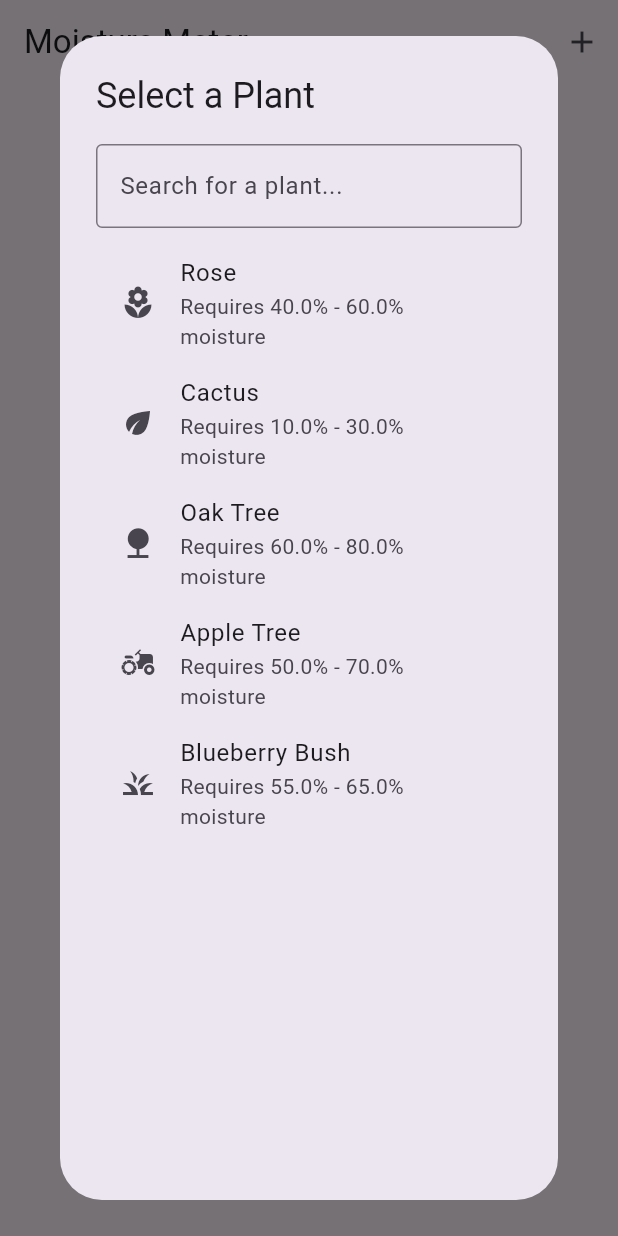
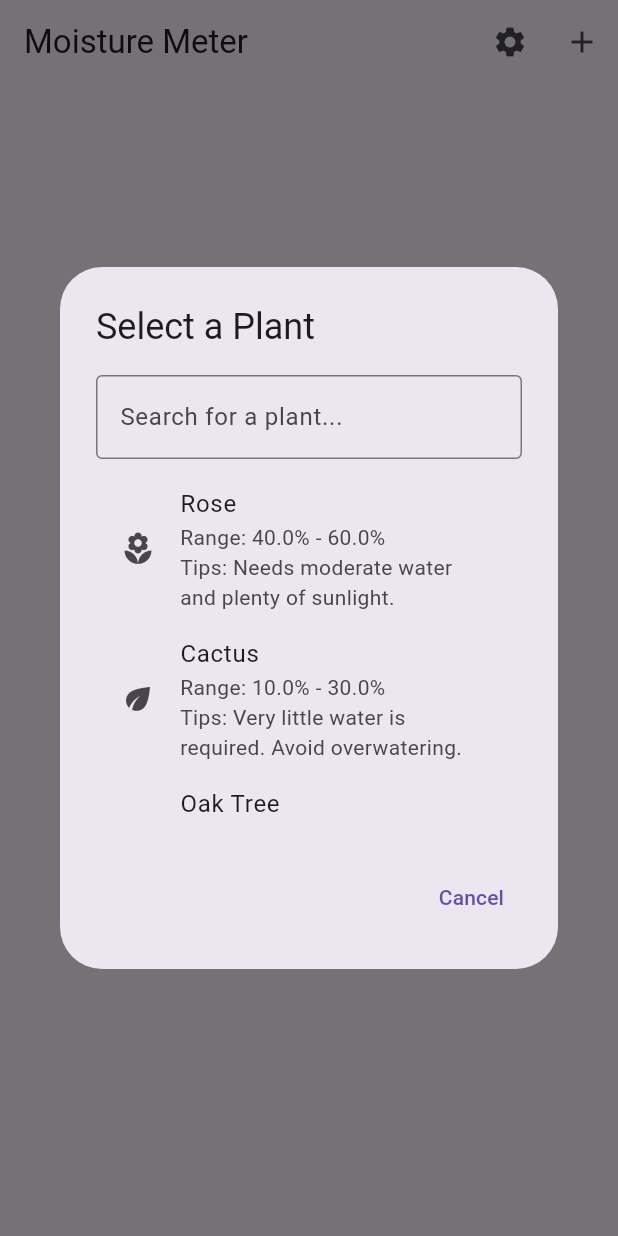
Before and after one commit to Sthiam915/nsbe-hack, a Flutter app: the screen it shows after launch, after a tap on the "add" icon, on a phone screen of 412 x 824 dp. Run offline on Flutter 3.47's test engine with Material 3 defaults, Android fonts, the phone set to English and light mode, and no system bars.

Commit message:
ajay branch

```diff
--- a/app/lib/main.dart
+++ b/app/lib/main.dart
@@ -13,36 +13,113 @@ class MoistureMeterApp extends StatelessWidget {
   @override
   Widget build(BuildContext context) {
     return MaterialApp(
+      title: 'Moisture Meter',
       debugShowCheckedModeBanner: false,
-      home: MoistureMeterScreen(),
+      home: const MoistureMeterScreen(),
+      routes: {
+        '/settings': (context) => const SettingsScreen(),
+      },
     );
   }
 }
 
+// ===================
+// Settings Screen for Customizable Update Interval
+// ===================
+class SettingsScreen extends StatefulWidget {
+  const SettingsScreen({super.key});
+
+  @override
+  _SettingsScreenState createState() => _SettingsScreenState();
+}
+
+class _SettingsScreenState extends State<SettingsScreen> {
+  int updateInterval = 5;
+
+  @override
+  Widget build(BuildContext context) {
+    return Scaffold(
+      appBar: AppBar(title: const Text("Settings")),
+      body: Padding(
+        padding: const EdgeInsets.all(16),
+        child: Column(
+          children: [
+            const Text("Update Interval (seconds)"),
+            Slider(
+              value: updateInterval.toDouble(),
+              min: 5,
+              max: 60,
+              divisions: 11,
+              label: updateInterval.toString(),
+              onChanged: (double value) {
+                setState(() {
+                  updateInterval = value.toInt();
+                });
+              },
+            ),
+            ElevatedButton(
+              onPressed: () {
+                Navigator.pop(context, updateInterval);
+              },
+              child: const Text("Save Settings"),
+            ),
+          ],
+        ),
+      ),
+    );
+  }
+}
+
+// ===================
+// Main Screen with Extended Functionality
+// ===================
 class MoistureMeterScreen extends StatefulWidget {
+  const MoistureMeterScreen({super.key});
+
   @override
   _MoistureMeterScreenState createState() => _MoistureMeterScreenState();
 }
 
 class _MoistureMeterScreenState extends State<MoistureMeterScreen> {
-  final List<Map<String, dynamic>> userPlants = [];
-  final Map<String, Map<String, double>> plantMoistureRanges = {
-    "Rose": {"min": 40, "max": 60},
-    "Cactus": {"min": 10, "max": 30},
-    "Oak Tree": {"min": 60, "max": 80},
-    "Apple Tree": {"min": 50, "max": 70},
-    "Blueberry Bush": {"min": 55, "max": 65},
-  };
+  // Extended plant model includes moisture history and profile info.
+  final List<Plant> userPlants = [];
 
-  final Map<String, IconData> plantIcons = {
-    "Rose": Icons.local_florist,
-    "Cactus": Icons.eco,
-    "Oak Tree": Icons.nature,
-    "Apple Tree": Icons.agriculture,
-    "Blueberry Bush": Icons.grass,
+  // Default plant profiles with moisture ranges, icons, and care tips.
+  final Map<String, PlantProfile> plantProfiles = {
+    "Rose": PlantProfile(
+      minMoisture: 40,
+      maxMoisture: 60,
+      icon: Icons.local_florist,
+      careTips: "Needs moderate water and plenty of sunlight.",
+    ),
+    "Cactus": PlantProfile(
+      minMoisture: 10,
+      maxMoisture: 30,
+      icon: Icons.eco,
+      careTips: "Very little water is required. Avoid overwatering.",
+    ),
+    "Oak Tree": PlantProfile(
+      minMoisture: 60,
+      maxMoisture: 80,
+      icon: Icons.nature,
+      careTips: "Needs deep watering during dry spells.",
+    ),
+    "Apple Tree": PlantProfile(
+      minMoisture: 50,
+      maxMoisture: 70,
+      icon: Icons.agriculture,
+      careTips: "Water regularly, especially in summer.",
+    ),
+    "Blueberry Bush": PlantProfile(
+      minMoisture: 55,
+      maxMoisture: 65,
+      icon: Icons.grass,
+      careTips: "Keep soil consistently moist; avoid drying out.",
+    ),
   };
 
   Timer? _timer;
+  int updateInterval = 5; // in seconds
 
   @override
   void initState() {
@@ -56,67 +133,99 @@ class _MoistureMeterScreenState extends State<MoistureMeterScreen> {
     super.dispose();
   }
 
+  // Start periodic moisture updates.
   void _startMoistureUpdates() {
-    _timer = Timer.periodic(Duration(seconds: 5), (timer) async {
+    _timer?.cancel();
+    _timer = Timer.periodic(Duration(seconds: updateInterval), (timer) async {
       for (var plant in userPlants) {
-        double newMoistureLevel = await fetchMoistureLevel(plant["name"]);
+        double newMoistureLevel = await fetchMoistureLevel(plant.name);
         setState(() {
-          plant["currentMoisture"] = newMoistureLevel;
+          plant.currentMoisture = newMoistureLevel;
+          // Add new reading to history.
+          plant.moistureHistory.add(MoistureReading(
+            DateTime.now(),
+            newMoistureLevel,
+          ));
         });
+        // Check moisture level and notify if out of range.
+        _checkMoistureLevel(plant);
       }
     });
   }
 
-  Future<double> fetchMoistureLevel(String plantName) async {
-    try {
-      // Replace with your actual API endpoint
-      final response = await http.get(Uri.parse('http://172.20.10.6:5000/moisture/$plantName'));
-
-      if (response.statusCode == 200) {
-        final data = json.decode(response.body);
-        return data['moistureLevel'].toDouble();
-      } else {
-        print('Failed to load moisture level: ${response.statusCode}');
-        return 45.0; // Fallback moisture level
-      }
-    } catch (e) {
-      print('Error fetching moisture level: $e');
-      return 45.0; // Fallback moisture level
+  // Check and notify if moisture level is out of the ideal range.
+  void _checkMoistureLevel(Plant plant) {
+    if (plant.currentMoisture < plant.customMinMoisture || plant.currentMoisture > plant.customMaxMoisture) {
+      ScaffoldMessenger.of(context).showSnackBar(
+        SnackBar(
+          content: Text("${plant.name} is out of the ideal moisture range!"),
+          duration: const Duration(seconds: 2),
+        ),
+      );
     }
   }
 
-  void addPlant(String plant) {
+  // Fetch moisture level from an API endpoint.
+  Future<double> fetchMoistureLevel(String plantName) async {
+    try {
+      final response = await http.get(Uri.parse('http://172.20.10.6:5000/moisture/$plantName'));
+      if (response.statusCode == 200) {
+        final data = json.decode(response.body);
+        return (data['moistureLevel'] as num).toDouble();
+      } else {
+        debugPrint('Failed to load moisture level: ${response.statusCode}');
+        return 45.0;
+      }
+    } catch (e) {
+      debugPrint('Error fetching moisture level for $plantName: $e');
+      return 45.0;
+    }
+  }
+
+  // Add a new plant.
+  void addPlant(String plantName) {
+    final profile = plantProfiles[plantName] ??
+        PlantProfile(
+          minMoisture: 50,
+          maxMoisture: 50,
+          icon: Icons.local_florist,
+          careTips: "No info available.",
+        );
     setState(() {
-      userPlants.add({
-        "name": plant,
-        "currentMoisture": 45.0, // Initial moisture level
-        "minMoisture": plantMoistureRanges[plant]!["min"] ?? 50.0,
-        "maxMoisture": plantMoistureRanges[plant]!["max"] ?? 50.0,
-      });
+      userPlants.add(Plant(
+        name: plantName,
+        currentMoisture: 45.0,
+        customMinMoisture: profile.minMoisture,
+        customMaxMoisture: profile.maxMoisture,
+        profile: profile,
+      ));
     });
   }
 
+  // Delete a plant.
   void deletePlant(int index) {
     setState(() {
       userPlants.removeAt(index);
     });
   }
 
+  // Show add plant dialog with search functionality.
   void _showAddPlantDialog() {
     String searchQuery = "";
-
     showDialog(
       context: context,
-      builder: (context) {
+      barrierDismissible: false,
+      builder: (dialogContext) {
         return StatefulBuilder(
           builder: (context, setState) {
             return AlertDialog(
-              title: Text("Select a Plant"),
-              content: Column(
-                mainAxisSize: MainAxisSize.min,
+              title: const Text("Select a Plant"),
+              content: SizedBox(
+                height: 300,
+                child: Column(
                   children: [
                     TextField(
-                    decoration: InputDecoration(
+                      decoration: const InputDecoration(
                         hintText: "Search for a plant...",
                         border: OutlineInputBorder(),
                       ),
@@ -126,23 +235,21 @@ class _MoistureMeterScreenState extends State<MoistureMeterScreen> {
                         });
                       },
                     ),
-                  SizedBox(height: 10),
+                    const SizedBox(height: 10),
                     Expanded(
                       child: SingleChildScrollView(
                         child: Column(
-                        mainAxisSize: MainAxisSize.min,
-                        children: plantMoistureRanges.keys
-                            .where((plant) =>
-                                plant.toLowerCase().contains(searchQuery))
+                          children: plantProfiles.keys
+                              .where((plant) => plant.toLowerCase().contains(searchQuery))
                               .map((plant) {
+                            final profile = plantProfiles[plant]!;
                             return ListTile(
-                            leading: Icon(plantIcons[plant] ?? Icons.local_florist),
+                              leading: Icon(profile.icon),
                               title: Text(plant),
-                            subtitle: Text(
-                                "Requires ${plantMoistureRanges[plant]!["min"]}% - ${plantMoistureRanges[plant]!["max"]}% moisture"),
+                              subtitle: Text("Range: ${profile.minMoisture}% - ${profile.maxMoisture}%\nTips: ${profile.careTips}"),
                               onTap: () {
                                 addPlant(plant);
-                              Navigator.pop(context);
+                                Navigator.pop(dialogContext);
                               },
                             );
                           }).toList(),
@@ -151,6 +258,13 @@ class _MoistureMeterScreenState extends State<MoistureMeterScreen> {
                     ),
                   ],
                 ),
+              ),
+              actions: [
+                TextButton(
+                  onPressed: () => Navigator.pop(dialogContext),
+                  child: const Text("Cancel"),
+                ),
+              ],
             );
           },
         );
@@ -158,6 +272,66 @@ class _MoistureMeterScreenState extends State<MoistureMeterScreen> {
     );
   }
 
+  // Placeholder: Fetch weather info from a weather API.
+  Future<Map<String, dynamic>> fetchWeatherInfo() async {
+    await Future.delayed(const Duration(seconds: 1));
+    return {"forecast": "Sunny", "rainChance": 10};
+  }
+
+  // Provide watering recommendation based on moisture level and weather.
+  Future<String> getWateringRecommendation(Plant plant) async {
+    final weather = await fetchWeatherInfo();
+    if (plant.currentMoisture < plant.customMinMoisture) {
+      return "Water ${plant.name} now. Forecast: ${weather['forecast']}.";
+    } else if (plant.currentMoisture > plant.customMaxMoisture) {
+      return "Do not water ${plant.name} now.";
+    } else {
+      return "${plant.name} is in the optimal range.";
+    }
+  }
+
+  // Open settings screen to adjust the update interval.
+  Future<void> _openSettings() async {
+    final result = await Navigator.pushNamed(context, '/settings');
+    if (result != null && result is int) {
+      setState(() {
+        updateInterval = result;
+        _startMoistureUpdates();
+      });
+    }
+  }
+
+  // Show moisture history for a given plant.
+  void _showHistory(Plant plant) {
+    showDialog(
+      context: context,
+      builder: (context) {
+        return AlertDialog(
+          title: Text("${plant.name} - Moisture History"),
+          content: SizedBox(
+            height: 300,
+            width: 300,
+            child: ListView.builder(
+              itemCount: plant.moistureHistory.length,
+              itemBuilder: (context, index) {
+                final reading = plant.moistureHistory[index];
+                return ListTile(
+                  title: Text(
+                    "${reading.time.hour}:${reading.time.minute}:${reading.time.second} - ${reading.level.toStringAsFixed(1)}%",
+                  ),
+                );
+              },
+            ),
+          ),
+          actions: [
+            TextButton(onPressed: () => Navigator.pop(context), child: const Text("Close")),
+          ],
+        );
+      },
+    );
+  }
+
+  // Build main UI.
   @override
   Widget build(BuildContext context) {
     return Scaffold(
@@ -165,98 +339,88 @@ class _MoistureMeterScreenState extends State<MoistureMeterScreen> {
         title: const Text('Moisture Meter'),
         actions: [
           IconButton(
-            icon: Icon(Icons.add),
+            icon: const Icon(Icons.settings),
+            onPressed: _openSettings,
+          ),
+          IconButton(
+            icon: const Icon(Icons.add),
             onPressed: _showAddPlantDialog,
-          )
+          ),
         ],
       ),
-      body: Column(
-        children: [
-          Expanded(
-            child: userPlants.isEmpty
-                ? Center(child: Text("No plants added. Tap + to add."))
+      body: userPlants.isEmpty
+          ? const Center(child: Text("No plants added. Tap + to add."))
           : ListView.builder(
               itemCount: userPlants.length,
               itemBuilder: (context, index) {
                 final plant = userPlants[index];
-                      final isMoistureInRange = plant["currentMoisture"] >=
-                              plant["minMoisture"] &&
-                          plant["currentMoisture"] <= plant["maxMoisture"];
+                final isMoistureInRange = plant.currentMoisture >= plant.customMinMoisture &&
+                    plant.currentMoisture <= plant.customMaxMoisture;
                 return Card(
-                        margin: EdgeInsets.all(10),
+                  margin: const EdgeInsets.all(10),
                   child: Padding(
                     padding: const EdgeInsets.all(16.0),
                     child: Row(
                       crossAxisAlignment: CrossAxisAlignment.center,
                       children: [
-                              Icon(plantIcons[plant["name"]] ?? Icons.local_florist, size: 40),
-                              SizedBox(width: 10),
+                        Icon(plant.profile.icon, size: 40),
+                        const SizedBox(width: 10),
                         Expanded(
                           child: Column(
                             crossAxisAlignment: CrossAxisAlignment.start,
                             children: [
+                              Text(plant.name, style: const TextStyle(fontSize: 20, fontWeight: FontWeight.bold)),
+                              const SizedBox(height: 10),
+                              Text('Current Moisture: ${plant.currentMoisture.toStringAsFixed(1)}%'),
                               Text(
-                                      plant["name"],
-                                      style: TextStyle(
-                                          fontSize: 20, fontWeight: FontWeight.bold),
+                                'Range: ${plant.customMinMoisture}% - ${plant.customMaxMoisture}%',
+                                style: TextStyle(color: isMoistureInRange ? Colors.green : Colors.red),
                               ),
-                                    SizedBox(height: 10),
-                                    Text(
-                                      'Current Moisture: ${plant["currentMoisture"].toStringAsFixed(1)}%',
-                                    ),
-                                    Text(
-                                      'Required Range: ${plant["minMoisture"].toStringAsFixed(1)}% - ${plant["maxMoisture"].toStringAsFixed(1)}%',
-                                      style: TextStyle(
-                                        color: isMoistureInRange
-                                            ? Colors.green
-                                            : Colors.red,
-                                      ),
+                              FutureBuilder<String>(
+                                future: getWateringRecommendation(plant),
+                                builder: (context, snapshot) {
+                                  if (snapshot.hasData) {
+                                    return Text("Recommendation: ${snapshot.data!}");
+                                  }
+                                  return const SizedBox();
+                                },
                               ),
                             ],
                           ),
                         ),
-                              SizedBox(width: 10),
                         Column(
                           children: [
-                                  Stack(
-                                    alignment: Alignment.bottomCenter,
-                                    children: [
-                                      Container(
+                            GestureDetector(
+                              onTap: () => _showHistory(plant),
+                              child: Container(
                                 height: 100,
                                 width: 20,
                                 decoration: BoxDecoration(
                                   border: Border.all(color: Colors.black),
                                   color: Colors.grey[300],
                                 ),
+                                child: Stack(
+                                  alignment: Alignment.bottomCenter,
+                                  children: [
+                                    Positioned(
+                                      bottom: (plant.customMinMoisture / 100) * 100,
+                                      child: Container(height: 2, width: 20, color: Colors.blue),
                                     ),
                                     Positioned(
-                                        bottom: (plant["minMoisture"] / 100) * 100,
-                                        child: Container(
-                                          height: 2,
-                                          width: 20,
-                                          color: Colors.blue,
-                                        ),
-                                      ),
-                                      Positioned(
-                                        bottom: (plant["maxMoisture"] / 100) * 100,
-                                        child: Container(
-                                          height: 2,
-                                          width: 20,
-                                          color: Colors.blue,
-                                        ),
+                                      bottom: (plant.customMaxMoisture / 100) * 100,
+                                      child: Container(height: 2, width: 20, color: Colors.blue),
                                     ),
                                     Container(
-                                        height: (plant["currentMoisture"] / 100) * 100,
+                                      height: (plant.currentMoisture / 100) * 100,
                                       width: 20,
-                                        color: isMoistureInRange
-                                            ? Colors.green
-                                            : Colors.red,
+                                      color: isMoistureInRange ? Colors.green : Colors.red,
                                     ),
                                   ],
                                 ),
-                                  SizedBox(height: 10),
+                              ),
+                            ),
                             IconButton(
-                                    icon: Icon(Icons.delete, color: Colors.red),
+                              icon: const Icon(Icons.delete, color: Colors.red),
                               onPressed: () => deletePlant(index),
                             ),
                           ],
@@ -267,9 +431,48 @@ class _MoistureMeterScreenState extends State<MoistureMeterScreen> {
                 );
               },
             ),
-          ),
-        ],
-      ),
     );
   }
 }
+
+// ===================
+// Data Models
+// ===================
+
+class Plant {
+  final String name;
+  double currentMoisture;
+  double customMinMoisture;
+  double customMaxMoisture;
+  final PlantProfile profile;
+  final List<MoistureReading> moistureHistory;
+
+  Plant({
+    required this.name,
+    required this.currentMoisture,
+    required this.customMinMoisture,
+    required this.customMaxMoisture,
+    required this.profile,
+  }) : moistureHistory = [MoistureReading(DateTime.now(), currentMoisture)];
+}
+
+class PlantProfile {
+  final double minMoisture;
+  final double maxMoisture;
+  final IconData icon;
+  final String careTips;
+
+  PlantProfile({
+    required this.minMoisture,
+    required this.maxMoisture,
+    required this.icon,
+    required this.careTips,
+  });
+}
+
+class MoistureReading {
+  final DateTime time;
+  final double level;
+
+  MoistureReading(this.time, this.level);
+}
```
Also changed, not shown: app/pubspec.yaml (+7 -2 lines), app/pubspec.lock, 10 other files. Lines whose indentation alone changed are shown as unchanged.
